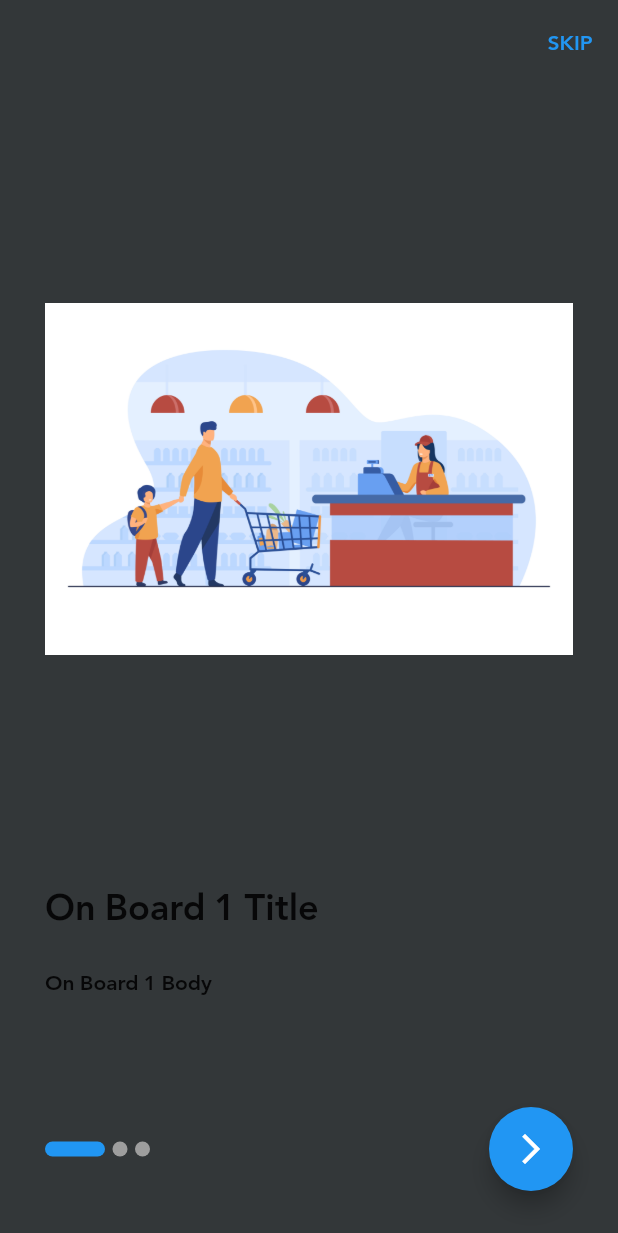
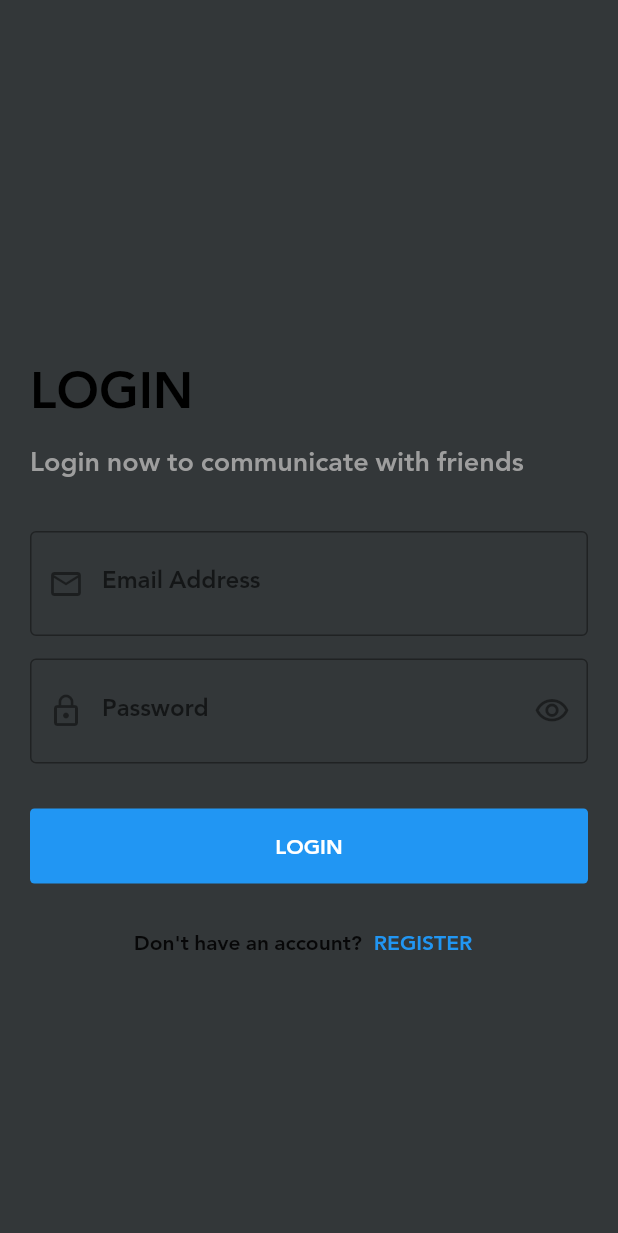
Before and after one commit to abdullahmansss/udemy, a Flutter app: the screen it shows after launch, on a phone screen of 412 x 824 dp. Shown: the top 1233 px of the screen. Run offline on Flutter 3.47's test engine with Material 2 defaults, Android fonts, the phone set to English and light mode, and no system bars; drawn by our look-alikes of smooth_page_indicator; our stand-ins replace bloc, carousel_slider, cloud_firestore, conditional_builder, dio, firebase_auth and 7 more; accounts and stored records are empty.

```diff
--- /dev/null
+++ b/lib/layout/social_app/cubit/cubit.dart
@@ -0,0 +1,34 @@
+import 'package:cloud_firestore/cloud_firestore.dart';
+import 'package:flutter_bloc/flutter_bloc.dart';
+import 'package:udemy_flutter/layout/social_app/cubit/states.dart';
+import 'package:udemy_flutter/models/social_app/social_user_model.dart';
+import 'package:udemy_flutter/shared/components/constants.dart';
+
+class SocialCubit extends Cubit<SocialStates> {
+  SocialCubit() : super(SocialInitialState());
+
+  static SocialCubit get(context) => BlocProvider.of(context);
+
+  SocialUserModel model;
+
+  void getUserData()
+  {
+    emit(SocialGetUserLoadingState());
+
+    FirebaseFirestore.instance
+        .collection('users')
+        .doc(uId)
+        .get()
+        .then((value)
+    {
+          //print(value.data());
+          model = SocialUserModel.fromJson(value.data());
+          emit(SocialGetUserSuccessState());
+    })
+        .catchError((error) {
+          print(error.toString());
+      emit(SocialGetUserErrorState(error.toString()));
+
+    });
+  }
+}
--- /dev/null
+++ b/lib/layout/social_app/cubit/states.dart
@@ -0,0 +1,14 @@
+abstract class SocialStates {}
+
+class SocialInitialState extends SocialStates {}
+
+class SocialGetUserLoadingState extends SocialStates {}
+
+class SocialGetUserSuccessState extends SocialStates {}
+
+class SocialGetUserErrorState extends SocialStates
+{
+  final String error;
+
+  SocialGetUserErrorState(this.error);
+}
--- /dev/null
+++ b/lib/models/social_app/social_user_model.dart
@@ -0,0 +1,34 @@
+class SocialUserModel {
+  String name;
+  String email;
+  String phone;
+  String uId;
+  bool isEmailVerified;
+
+  SocialUserModel({
+    this.email,
+    this.name,
+    this.phone,
+    this.uId,
+    this.isEmailVerified,
+  });
+
+  SocialUserModel.fromJson(Map<String, dynamic> json)
+  {
+    email = json['email'];
+    name = json['name'];
+    phone = json['phone'];
+    uId = json['uId'];
+    isEmailVerified = json['isEmailVerified'];
+  }
+
+  Map<String, dynamic> toMap()
+  {
+    return {
+      'name':name,
+      'email':email,
+      'phone':phone,
+      'isEmailVerified':isEmailVerified,
+    };
+  }
+}
--- /dev/null
+++ b/lib/modules/social_app/social_login/cubit/cubit.dart
@@ -0,0 +1,44 @@
+import 'package:firebase_auth/firebase_auth.dart';
+import 'package:flutter/cupertino.dart';
+import 'package:flutter/material.dart';
+import 'package:flutter_bloc/flutter_bloc.dart';
+import 'package:udemy_flutter/modules/social_app/social_login/cubit/states.dart';
+
+class SocialLoginCubit extends Cubit<SocialLoginStates> {
+  SocialLoginCubit() : super(SocialLoginInitialState());
+
+  static SocialLoginCubit get(context) => BlocProvider.of(context);
+
+  void userLogin({
+    @required String email,
+    @required String password,
+  }) {
+    emit(SocialLoginLoadingState());
+
+    FirebaseAuth.instance
+        .signInWithEmailAndPassword(
+          email: email,
+          password: password,
+        )
+        .then((value) {
+          print(value.user.email);
+          print(value.user.uid);
+          emit(SocialLoginSuccessState(value.user.uid));
+    })
+        .catchError((error)
+    {
+      emit(SocialLoginErrorState(error.toString()));
+    });
+  }
+
+  IconData suffix = Icons.visibility_outlined;
+  bool isPassword = true;
+
+  void changePasswordVisibility() {
+    isPassword = !isPassword;
+    suffix =
+        isPassword ? Icons.visibility_outlined : Icons.visibility_off_outlined;
+
+    emit(SocialChangePasswordVisibilityState());
+  }
+}
--- /dev/null
+++ b/lib/modules/social_app/social_login/cubit/states.dart
@@ -0,0 +1,21 @@
+abstract class SocialLoginStates {}
+
+class SocialLoginInitialState extends SocialLoginStates {}
+
+class SocialLoginLoadingState extends SocialLoginStates {}
+
+class SocialLoginSuccessState extends SocialLoginStates
+{
+  final String uId;
+
+  SocialLoginSuccessState(this.uId);
+}
+
+class SocialLoginErrorState extends SocialLoginStates
+{
+  final String error;
+
+  SocialLoginErrorState(this.error);
+}
+
+class SocialChangePasswordVisibilityState extends SocialLoginStates {}
--- /dev/null
+++ b/lib/modules/social_app/social_login/social_login_screen.dart
@@ -0,0 +1,159 @@
+import 'package:conditional_builder/conditional_builder.dart';
+import 'package:flutter/material.dart';
+import 'package:flutter_bloc/flutter_bloc.dart';
+import 'package:udemy_flutter/layout/social_app/social_layout.dart';
+import 'package:udemy_flutter/modules/social_app/social_login/cubit/cubit.dart';
+import 'package:udemy_flutter/modules/social_app/social_login/cubit/states.dart';
+import 'package:udemy_flutter/modules/social_app/social_register/social_register_screen.dart';
+import 'package:udemy_flutter/shared/components/components.dart';
+import 'package:udemy_flutter/shared/network/local/cache_helper.dart';
+
+class SocialLoginScreen extends StatelessWidget {
+  var formKey = GlobalKey<FormState>();
+  var emailController = TextEditingController();
+  var passwordController = TextEditingController();
+
+  @override
+  Widget build(BuildContext context) {
+    return BlocProvider(
+      create: (BuildContext context) => SocialLoginCubit(),
+      child: BlocConsumer<SocialLoginCubit, SocialLoginStates>(
+        listener: (context, state) {
+          if (state is SocialLoginErrorState) {
+            showToast(
+              text: state.error,
+              state: ToastStates.ERROR,
+            );
+          }
+          if(state is SocialLoginSuccessState)
+          {
+            CacheHelper.saveData(
+              key: 'uId',
+              value: state.uId,
+            ).then((value)
+            {
+              navigateAndFinish(
+                context,
+                SocialLayout(),
+              );
+            });
+          }
+        },
+        builder: (context, state) {
+          return Scaffold(
+            appBar: AppBar(),
+            body: Center(
+              child: SingleChildScrollView(
+                child: Padding(
+                  padding: const EdgeInsets.all(20.0),
+                  child: Form(
+                    key: formKey,
+                    child: Column(
+                      crossAxisAlignment: CrossAxisAlignment.start,
+                      children: [
+                        Text(
+                          'LOGIN',
+                          style: Theme.of(context).textTheme.headline4.copyWith(
+                                color: Colors.black,
+                              ),
+                        ),
+                        Text(
+                          'Login now to communicate with friends',
+                          style: Theme.of(context).textTheme.bodyText1.copyWith(
+                                color: Colors.grey,
+                              ),
+                        ),
+                        SizedBox(
+                          height: 30.0,
+                        ),
+                        defaultFormField(
+                          controller: emailController,
+                          type: TextInputType.emailAddress,
+                          validate: (String value) {
+                            if (value.isEmpty) {
+                              return 'please enter your email address';
+                            }
+                          },
+                          label: 'Email Address',
+                          prefix: Icons.email_outlined,
+                        ),
+                        SizedBox(
+                          height: 15.0,
+                        ),
+                        defaultFormField(
+                          controller: passwordController,
+                          type: TextInputType.visiblePassword,
+                          suffix: SocialLoginCubit.get(context).suffix,
+                          onSubmit: (value) {
+                            if (formKey.currentState.validate()) {
+                              // SocialLoginCubit.get(context).userLogin(
+                              //   email: emailController.text,
+                              //   password: passwordController.text,
+                              // );
+                            }
+                          },
+                          isPassword: SocialLoginCubit.get(context).isPassword,
+                          suffixPressed: () {
+                            SocialLoginCubit.get(context)
+                                .changePasswordVisibility();
+                          },
+                          validate: (String value) {
+                            if (value.isEmpty) {
+                              return 'password is too short';
+                            }
+                          },
+                          label: 'Password',
+                          prefix: Icons.lock_outline,
+                        ),
+                        SizedBox(
+                          height: 30.0,
+                        ),
+                        ConditionalBuilder(
+                          condition: state is! SocialLoginLoadingState,
+                          builder: (context) => defaultButton(
+                            function: () {
+                              if (formKey.currentState.validate()) {
+                                SocialLoginCubit.get(context).userLogin(
+                                  email: emailController.text,
+                                  password: passwordController.text,
+                                );
+                              }
+                            },
+                            text: 'login',
+                            isUpperCase: true,
+                          ),
+                          fallback: (context) =>
+                              Center(child: CircularProgressIndicator()),
+                        ),
+                        SizedBox(
+                          height: 15.0,
+                        ),
+                        Row(
+                          mainAxisAlignment: MainAxisAlignment.center,
+                          children: [
+                            Text(
+                              'Don\'t have an account?',
+                            ),
+                            defaultTextButton(
+                              function: () {
+                                navigateTo(
+                                  context,
+                                  SocialRegisterScreen(),
+                                );
+                              },
+                              text: 'register',
+                            ),
+                          ],
+                        ),
+                      ],
+                    ),
+                  ),
+                ),
+              ),
+            ),
+          );
+        },
+      ),
+    );
+  }
+}
--- a/lib/shared/components/constants.dart
+++ b/lib/shared/components/constants.dart
@@ -36,3 +36,5 @@ void printFullText(String text) {
 }
 
 String token = '';
+
+String uId = '';
--- a/pubspec.yaml
+++ b/pubspec.yaml
@@ -40,6 +40,11 @@ dependencies:
   smooth_page_indicator: ^0.2.0
   fluttertoast: ^8.0.3
   carousel_slider: ^3.0.0
+
+  #firebase
+  firebase_core: ^1.0.3
+  firebase_auth: ^1.0.3
+  cloud_firestore: ^1.0.4
 
 dev_dependencies:
   flutter_test:
```
Also changed, not shown: lib/layout/social_app/social_layout.dart (added, +80 -0 lines), lib/main.dart (+29 -8 lines), lib/modules/social_app/social_register/cubit/cubit.dart (added, +84 -0 lines), lib/modules/social_app/social_register/cubit/states.dart (added, +25 -0 lines), lib/modules/social_app/social_register/social_register_screen.dart (added, +150 -0 lines), pubspec.lock, 4 other files.
